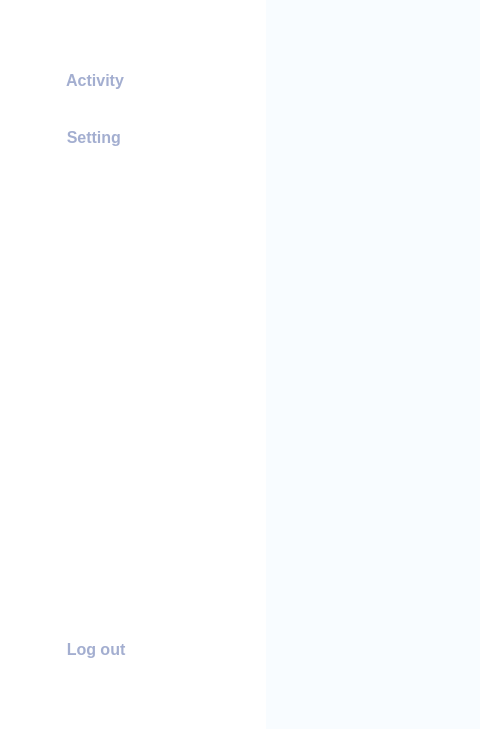
First picture: the form in main_ui.ui, repository hoanghuyn/Python_IOT_app, before the edit; both pictures show x 0 to 480 and y 121 to 850 of the 1280 by 940 pixel window.
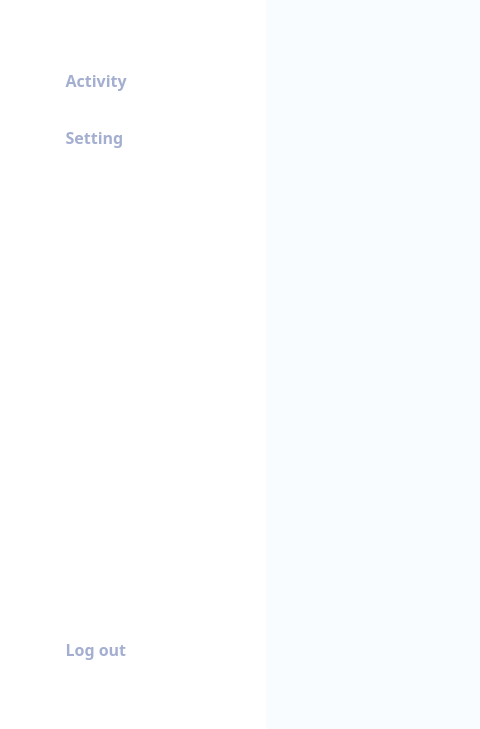
Second picture: the form after the edit. The open tabs and pages were chosen to show the change. Icons and pictures are not drawn.

Commit message: update animation toggle button

Diff of the .ui file:
```diff
--- a/main_ui.ui
+++ b/main_ui.ui
@@ -352,7 +352,7 @@
                </property>
                <property name="font">
                 <font>
-                 <family>Segoe UI</family>
+                 <family>Segoe UI Semibold</family>
                  <pointsize>12</pointsize>
                  <weight>75</weight>
                  <bold>true</bold>
@@ -445,7 +445,7 @@
                </property>
                <property name="font">
                 <font>
-                 <family>Segoe UI</family>
+                 <family>Segoe UI Semibold</family>
                  <pointsize>12</pointsize>
                  <weight>75</weight>
                  <bold>true</bold>
@@ -568,7 +568,7 @@
                </property>
                <property name="font">
                 <font>
-                 <family>Segoe UI</family>
+                 <family>Segoe UI Semibold</family>
                  <pointsize>12</pointsize>
                  <weight>75</weight>
                  <bold>true</bold>
```
Left out of the diff: 17 changed lines with no effect on the pictures. The commit also changes 3 other files.
